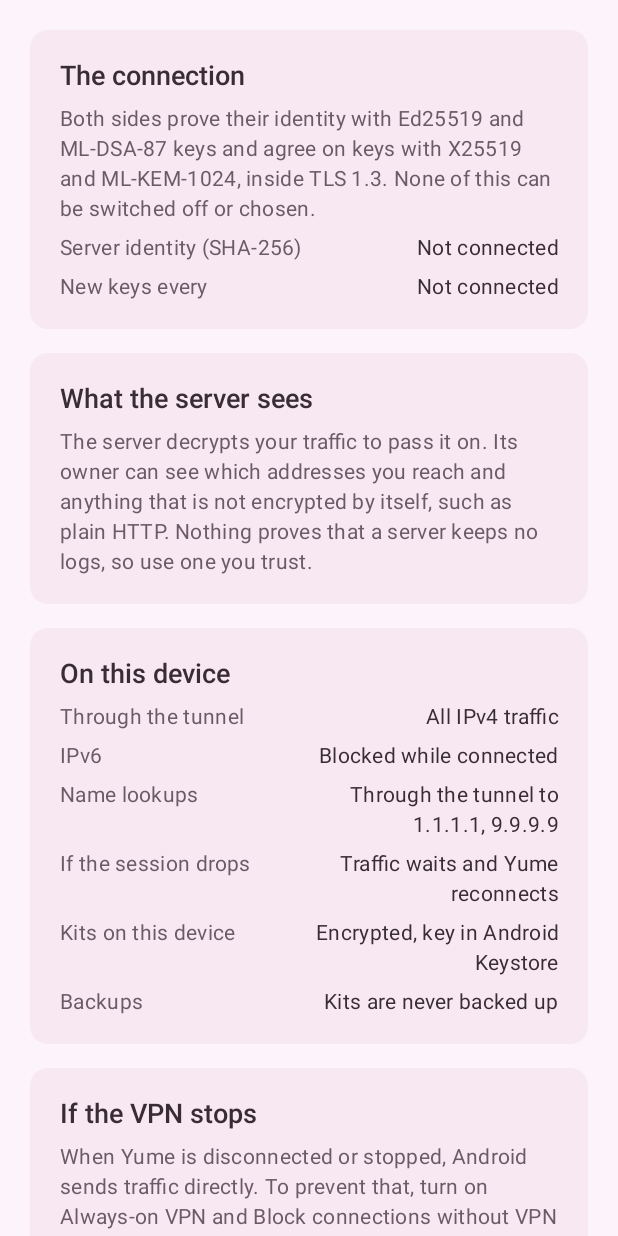
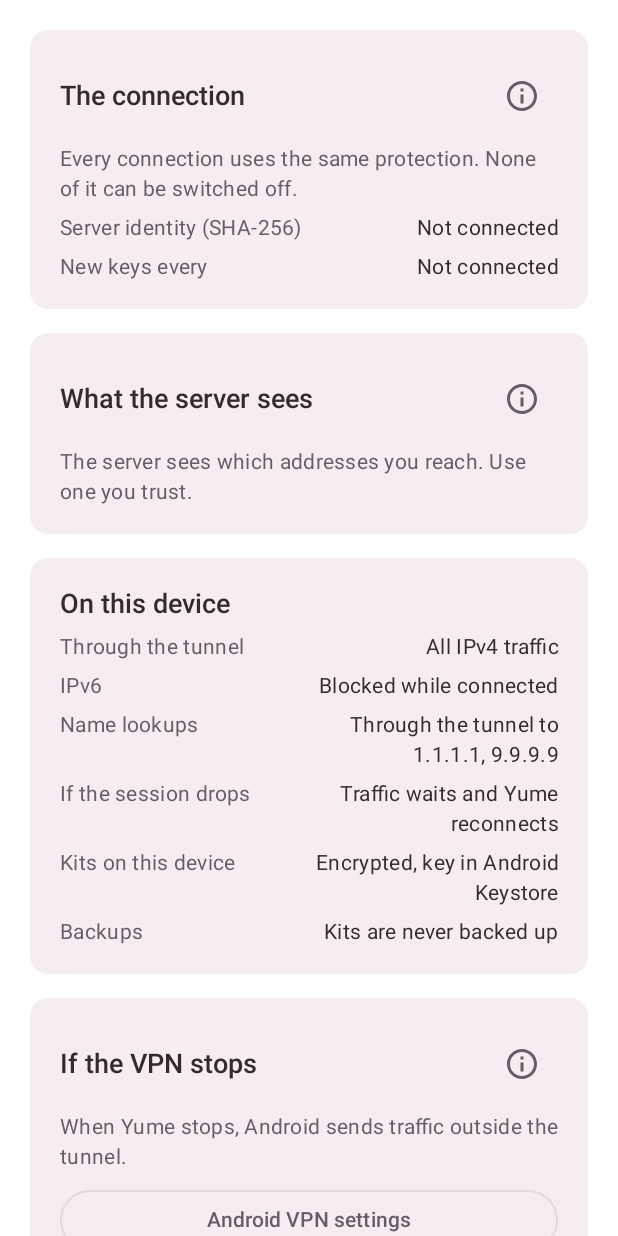
Before and after one commit to FixCraft-Inc/yume4a, an Android app built with Jetpack Compose: the composable PostureScreen shown on its own in the app's theme, on a phone screen of 412 x 824 dp. Run offline under Robolectric (Android 15) with nearby library versions, the phone set to English and light mode, and no system bars; pictures from the network do not load; 9 statements that could not run were skipped.

Commit message:
Lighten the app and move explanations behind info
Light mode is white with faintly tinted cards and a softer rose accent,
and the launcher is the original pale mark on white again. Cards keep at
most one short visible line, and the full explanation opens from an
info button beside the title: Posture, Kits, Logs and the tuning card,
whose slider notes and measurement conditions moved there. What the
server sees and what happens when Yume stops stay visible as one line
each, as does the limit of the measured speeds. Generated from YUME's
shared catalog at ddb47f3.

Validation:
Remote unit 61/61 and agent-unit 67/67 tests passed. Agent APKs built
for arm64 and x86_64. Emulator captures in English and in Ukrainian at
twice the font size, with an info sheet opened.

```diff
--- a/app/src/main/java/com/fixcraft/yume/i18n/AppStrings.kt
+++ b/app/src/main/java/com/fixcraft/yume/i18n/AppStrings.kt
@@ -221,6 +221,10 @@ class AppStrings private constructor(
     val notConnectedValue = t(MessageId.NOT_CONNECTED)
     val postureServerTitle = t(MessageId.WHAT_THE_SERVER_SEES)
     val postureServerDetail = t(MessageId.POSTURE_SERVER_DETAIL)
+    val postureConnectionSummary = t(MessageId.POSTURE_CONNECTION_SUMMARY)
+    val postureServerSummary = t(MessageId.POSTURE_SERVER_SUMMARY)
+    val postureStopSummary = t(MessageId.POSTURE_STOP_SUMMARY)
+    private val moreAboutTemplate = t(MessageId.INFO_MORE_ABOUT)
     val postureDeviceTitle = t(MessageId.ON_THIS_DEVICE)
     val routesLabel = t(MessageId.THROUGH_THE_TUNNEL)
     val routesAllIpv4 = t(MessageId.ALL_IPV4_TRAFFIC)
@@ -465,6 +469,7 @@ class AppStrings private constructor(
     fun kitAdded(name: String): String = fill(kitAddedTemplate, name)
 
     fun nameLookups(servers: String): String = fill(nameLookupsTemplate, servers)
+    fun moreAbout(title: String): String = fill(moreAboutTemplate, title)
 
     fun phaseName(phase: VpnPhase): String = when (phase) {
         VpnPhase.Idle -> phaseIdle
--- a/app/src/main/java/com/fixcraft/yume/i18n/TranslationCatalog.kt
+++ b/app/src/main/java/com/fixcraft/yume/i18n/TranslationCatalog.kt
@@ -549,6 +549,10 @@ internal object TranslationCatalog {
         "Five measured throughput positions: stealth, stealth-16, balanced, fast, max. Conditions differ: fast and max improve on balanced only with raised host TCP ceilings. These are choices, not a universal speed score." to "tuning.level.speed",
         "Data per directional key epoch: 4 for 1 MiB, 3 for 4 MiB, 2 for 16 MiB, 1 for 64 MiB. Algorithms and mandatory rotation do not change." to "tuning.level.security",
         "Window, credit-return and idle-rotation settings only: 4 keeps the default 4 MiB budget, two credit returns and idle rotation off. Lower levels enlarge windows or add credit records, and fast and max add idle rekey exchanges. No classifier result is implied; changing the epoch also changes rekey frequency." to "tuning.level.stealth",
+        "More about %s" to "info.more.about",
+        "Every connection uses the same protection. None of it can be switched off." to "posture.connection.summary",
+        "The server sees which addresses you reach. Use one you trust." to "posture.server.summary",
+        "When Yume stops, Android sends traffic outside the tunnel." to "posture.stop.summary",
     )
     val idToSource: Map<String, String> = linkedMapOf(
         "nav.back" to "Back",
@@ -1096,6 +1100,10 @@ internal object TranslationCatalog {
         "tuning.level.speed" to "Five measured throughput positions: stealth, stealth-16, balanced, fast, max. Conditions differ: fast and max improve on balanced only with raised host TCP ceilings. These are choices, not a universal speed score.",
         "tuning.level.security" to "Data per directional key epoch: 4 for 1 MiB, 3 for 4 MiB, 2 for 16 MiB, 1 for 64 MiB. Algorithms and mandatory rotation do not change.",
         "tuning.level.stealth" to "Window, credit-return and idle-rotation settings only: 4 keeps the default 4 MiB budget, two credit returns and idle rotation off. Lower levels enlarge windows or add credit records, and fast and max add idle rekey exchanges. No classifier result is implied; changing the epoch also changes rekey frequency.",
+        "info.more.about" to "More about %s",
+        "posture.connection.summary" to "Every connection uses the same protection. None of it can be switched off.",
+        "posture.server.summary" to "The server sees which addresses you reach. Use one you trust.",
+        "posture.stop.summary" to "When Yume stops, Android sends traffic outside the tunnel.",
     )
 }
 
@@ -1646,4 +1654,8 @@ enum class MessageId(val id: String, val source: String) {
     TUNING_LEVEL_SPEED("tuning.level.speed", "Five measured throughput positions: stealth, stealth-16, balanced, fast, max. Conditions differ: fast and max improve on balanced only with raised host TCP ceilings. These are choices, not a universal speed score."),
     TUNING_LEVEL_SECURITY("tuning.level.security", "Data per directional key epoch: 4 for 1 MiB, 3 for 4 MiB, 2 for 16 MiB, 1 for 64 MiB. Algorithms and mandatory rotation do not change."),
     TUNING_LEVEL_STEALTH("tuning.level.stealth", "Window, credit-return and idle-rotation settings only: 4 keeps the default 4 MiB budget, two credit returns and idle rotation off. Lower levels enlarge windows or add credit records, and fast and max add idle rekey exchanges. No classifier result is implied; changing the epoch also changes rekey frequency."),
+    INFO_MORE_ABOUT("info.more.about", "More about %s"),
+    POSTURE_CONNECTION_SUMMARY("posture.connection.summary", "Every connection uses the same protection. None of it can be switched off."),
+    POSTURE_SERVER_SUMMARY("posture.server.summary", "The server sees which addresses you reach. Use one you trust."),
+    POSTURE_STOP_SUMMARY("posture.stop.summary", "When Yume stops, Android sends traffic outside the tunnel."),
 }
--- a/app/src/main/java/com/fixcraft/yume/i18n/translations/LanguageJa.kt
+++ b/app/src/main/java/com/fixcraft/yume/i18n/translations/LanguageJa.kt
@@ -551,5 +551,9 @@ internal object LanguageJa : LanguageBundle {
         "tuning.level.speed" to "スループットを測定した 5 つの位置です：stealth、stealth-16、balanced、fast、max。条件は同じではありません。fast と max が balanced を上回るのは、ホスト TCP 上限を引き上げた場合だけです。これは選択肢であり、汎用的な速度評価ではありません。",
         "tuning.level.security" to "方向ごとの鍵エポックあたりのデータ量：4 は 1 MiB、3 は 4 MiB、2 は 16 MiB、1 は 64 MiB。アルゴリズムと必須ローテーションは変わりません。",
         "tuning.level.stealth" to "ウィンドウ、クレジット返却、アイドル時のローテーションの設定だけを表します。4 は既定の 4 MiB の上限、2 回のクレジット返却、アイドル時のローテーション無効を維持します。低いレベルではウィンドウが大きくなるかクレジットのレコードが増え、fast と max ではアイドル時の鍵更新のやり取りが加わります。分類器の結果を示すものではありません。エポックを変えると鍵更新の頻度も変わります。",
+        "info.more.about" to "%sの詳細",
+        "posture.connection.summary" to "すべての接続に同じ保護がかかります。どれも無効にはできません。",
+        "posture.server.summary" to "サーバーはあなたの接続先アドレスを見ることができます。信頼できるサーバーを使ってください。",
+        "posture.stop.summary" to "Yume が停止すると、Android は通信をトンネルの外へ送ります。",
     )
 }
--- a/app/src/main/java/com/fixcraft/yume/i18n/translations/LanguageRu.kt
+++ b/app/src/main/java/com/fixcraft/yume/i18n/translations/LanguageRu.kt
@@ -551,5 +551,9 @@ internal object LanguageRu : LanguageBundle {
         "tuning.level.speed" to "Пять измеренных позиций по пропускной способности: stealth, stealth-16, balanced, fast, max. Условия различаются: fast и max превосходят balanced только при повышенных пределах TCP хоста. Это варианты выбора, а не универсальная оценка скорости.",
         "tuning.level.security" to "Данные на эпоху ключа в каждом направлении: 4 — 1 МиБ, 3 — 4 МиБ, 2 — 16 МиБ, 1 — 64 МиБ. Алгоритмы и обязательная смена ключей не меняются.",
         "tuning.level.stealth" to "Только настройки окон, возвратов кредитов и смены ключей в простое: 4 сохраняет стандартный предел 4 МиБ, два возврата кредитов и выключенную смену ключей в простое. Более низкие уровни увеличивают окна или добавляют записи кредитов, а fast и max добавляют обмены для смены ключей в простое. Результат классификатора не подразумевается; изменение эпохи также меняет частоту смены ключей.",
+        "info.more.about" to "Подробнее: %s",
+        "posture.connection.summary" to "Каждое подключение защищено одинаково. Ничего из этого нельзя отключить.",
+        "posture.server.summary" to "Сервер видит, к каким адресам вы обращаетесь. Используйте сервер, которому доверяете.",
+        "posture.stop.summary" to "Когда Yume остановлен, Android отправляет трафик мимо туннеля.",
     )
 }
--- a/app/src/main/java/com/fixcraft/yume/i18n/translations/LanguageUk.kt
+++ b/app/src/main/java/com/fixcraft/yume/i18n/translations/LanguageUk.kt
@@ -551,5 +551,9 @@ internal object LanguageUk : LanguageBundle {
         "tuning.level.speed" to "Пʼять виміряних позицій за пропускною здатністю: stealth, stealth-16, balanced, fast, max. Умови різняться: fast і max перевершують balanced лише з підвищеними межами TCP хоста. Це варіанти вибору, а не універсальна оцінка швидкості.",
         "tuning.level.security" to "Дані на епоху ключа в кожному напрямку: 4 — 1 МіБ, 3 — 4 МіБ, 2 — 16 МіБ, 1 — 64 МіБ. Алгоритми й обовʼязкова зміна ключів не змінюються.",
         "tuning.level.stealth" to "Лише налаштування вікон, повернень кредитів і зміни ключів під час простою: 4 зберігає типову межу 4 МіБ, два повернення кредитів і вимкнену зміну ключів під час простою. Нижчі рівні збільшують вікна або додають записи кредитів, а fast і max додають обміни для зміни ключів під час простою. Результат класифікатора не мається на увазі; зміна епохи також змінює частоту зміни ключів.",
+        "info.more.about" to "Докладніше: %s",
+        "posture.connection.summary" to "Кожне зʼєднання захищене однаково. Нічого з цього не можна вимкнути.",
+        "posture.server.summary" to "Сервер бачить, до яких адрес ви звертаєтеся. Користуйтеся сервером, якому довіряєте.",
+        "posture.stop.summary" to "Коли Yume зупинено, Android надсилає трафік повз тунель.",
     )
 }
--- a/app/src/main/java/com/fixcraft/yume/ui/Widgets.kt
+++ b/app/src/main/java/com/fixcraft/yume/ui/Widgets.kt
@@ -2,24 +2,36 @@ package com.fixcraft.yume.ui
 
 import android.icu.text.BreakIterator
 import androidx.compose.foundation.layout.Arrangement
+import androidx.compose.foundation.layout.Box
 import androidx.compose.foundation.layout.BoxWithConstraints
 import androidx.compose.foundation.layout.Column
 import androidx.compose.foundation.layout.Row
 import androidx.compose.foundation.layout.fillMaxWidth
 import androidx.compose.foundation.layout.padding
+import androidx.compose.foundation.rememberScrollState
 import androidx.compose.foundation.shape.RoundedCornerShape
+import androidx.compose.foundation.verticalScroll
+import androidx.compose.material3.AlertDialog
 import androidx.compose.material3.Card
 import androidx.compose.material3.CardDefaults
+import androidx.compose.material3.Icon
+import androidx.compose.material3.IconButton
 import androidx.compose.material3.MaterialTheme
 import androidx.compose.material3.Surface
 import androidx.compose.material3.Text
+import androidx.compose.material3.TextButton
 import androidx.compose.runtime.Composable
+import androidx.compose.runtime.getValue
+import androidx.compose.runtime.mutableStateOf
 import androidx.compose.runtime.remember
+import androidx.compose.runtime.saveable.rememberSaveable
+import androidx.compose.runtime.setValue
 import androidx.compose.ui.Alignment
 import androidx.compose.ui.Modifier
 import androidx.compose.ui.graphics.Color
 import androidx.compose.ui.platform.LocalConfiguration
 import androidx.compose.ui.platform.LocalDensity
+import androidx.compose.ui.res.painterResource
 import androidx.compose.ui.text.TextLayoutResult
 import androidx.compose.ui.text.TextStyle
 import androidx.compose.ui.text.font.FontFamily
@@ -28,15 +40,23 @@ import androidx.compose.ui.text.rememberTextMeasurer
 import androidx.compose.ui.text.style.TextAlign
 import androidx.compose.ui.unit.Constraints
 import androidx.compose.ui.unit.dp
+import com.fixcraft.yume.R
+import com.fixcraft.yume.i18n.appStrings
 import com.fixcraft.yume.ui.theme.statusPalette
 import com.fixcraft.yume.vpn.VpnPhase
 import java.util.Locale
 import kotlin.math.ceil
 
+/**
+ * A card with a title, at most one short visible line in [detail], and its
+ * content. A longer explanation goes in [info], behind a button beside the
+ * title, so a screen reads as values rather than paragraphs.
+ */
 @Composable
 internal fun SectionCard(
     title: String,
     detail: String? = null,
+    info: String? = null,
     content: @Composable () -> Unit = {},
 ) {
     Card(
@@ -47,11 +67,13 @@ internal fun SectionCard(
             modifier = Modifier.padding(20.dp),
             verticalArrangement = Arrangement.spacedBy(10.dp),
         ) {
-            Text(
-                text = title,
-                style = MaterialTheme.typography.titleMedium,
-                fontWeight = FontWeight.SemiBold,
-            )
+            CardTitle(title = title, info = info) {
+                Text(
+                    text = title,
+                    style = MaterialTheme.typography.titleMedium,
+                    fontWeight = FontWeight.SemiBold,
+                )
+            }
             if (!detail.isNullOrBlank()) {
                 Text(
                     text = detail,
@@ -61,6 +83,49 @@ internal fun SectionCard(
             }
             content()
         }
+    }
+}
+
+/** A card's title, with the info button at its end when there is an explanation. */
+@Composable
+internal fun CardTitle(title: String, info: String?, text: @Composable () -> Unit) {
+    if (info.isNullOrBlank()) {
+        text()
+        return
+    }
+    Row(verticalAlignment = Alignment.CenterVertically) {
+        Box(modifier = Modifier.weight(1f)) { text() }
+        InfoButton(title = title, text = info)
+    }
+}
+
+/** A button that shows [text] in a dialog titled [title]. */
+@Composable
+internal fun InfoButton(title: String, text: String) {
+    val strings = appStrings()
+    var open by rememberSaveable { mutableStateOf(false) }
+    IconButton(onClick = { open = true }) {
+        Icon(
+            painter = painterResource(R.drawable.ic_info_action),
+            contentDescription = strings.moreAbout(title),
+            tint = MaterialTheme.colorScheme.onSurfaceVariant,
+        )
+    }
+    if (open) {
+        AlertDialog(
+            onDismissRequest = { open = false },
+            modifier = Modifier.appDialogWidth(),
+            title = { Text(title) },
+            text = {
+                Text(
+                    text = text,
+                    modifier = Modifier.verticalScroll(rememberScrollState()),
+                    style = MaterialTheme.typography.bodyMedium,
+                )
+            },
+            confirmButton = { TextButton(onClick = { open = false }) { Text(strings.close) } },
+            properties = appDialogProperties,
+        )
     }
 }
 
--- a/app/src/main/java/com/fixcraft/yume/ui/kits/KitsScreen.kt
+++ b/app/src/main/java/com/fixcraft/yume/ui/kits/KitsScreen.kt
@@ -106,7 +106,7 @@ fun KitsScreen(
             }
         }
         item {
-            SectionCard(title = strings.kitsTitle, detail = strings.kitsSubtitle) {
+            SectionCard(title = strings.kitsTitle, info = strings.kitsSubtitle) {
                 Button(
                     onClick = { adding = true },
                     enabled = !uiState.kitIndexCorrupt,
--- a/app/src/main/java/com/fixcraft/yume/ui/logs/LogsScreen.kt
+++ b/app/src/main/java/com/fixcraft/yume/ui/logs/LogsScreen.kt
@@ -64,7 +64,7 @@ fun LogsScreen(
         verticalArrangement = Arrangement.spacedBy(6.dp),
     ) {
         item {
-            SectionCard(title = strings.sessionLogTitle, detail = strings.sessionLogSubtitle) {
+            SectionCard(title = strings.sessionLogTitle, info = strings.sessionLogSubtitle) {
                 // Side by side at ordinary text sizes. Large text stacks the
                 // buttons, since half a row would break their words.
                 val stacked = LocalDensity.current.fontScale >= 1.5f
--- a/app/src/main/java/com/fixcraft/yume/ui/posture/PostureScreen.kt
+++ b/app/src/main/java/com/fixcraft/yume/ui/posture/PostureScreen.kt
@@ -50,7 +50,11 @@ fun PostureScreen(uiState: MainUiState) {
         verticalArrangement = Arrangement.spacedBy(16.dp),
     ) {
         item {
-            SectionCard(title = strings.postureConnectionTitle, detail = strings.postureConnectionDetail) {
+            SectionCard(
+                title = strings.postureConnectionTitle,
+                detail = strings.postureConnectionSummary,
+                info = strings.postureConnectionDetail,
+            ) {
                 if (build != null) {
                     FactRow(strings.protocolLabel, build.protocolName)
                     FactRow(strings.suiteLabel, build.suite, monospace = true)
@@ -70,7 +74,11 @@ fun PostureScreen(uiState: MainUiState) {
             }
         }
         item {
-            SectionCard(title = strings.postureServerTitle, detail = strings.postureServerDetail)
+            SectionCard(
+                title = strings.postureServerTitle,
+                detail = strings.postureServerSummary,
+                info = strings.postureServerDetail,
+            )
         }
         item {
             SectionCard(title = strings.postureDeviceTitle) {
@@ -86,7 +94,11 @@ fun PostureScreen(uiState: MainUiState) {
             }
         }
         item {
-            SectionCard(title = strings.postureStopTitle, detail = strings.postureStopDetail) {
+            SectionCard(
+                title = strings.postureStopTitle,
+                detail = strings.postureStopSummary,
+                info = strings.postureStopDetail,
+            ) {
                 OutlinedButton(
                     onClick = {
                         runCatching { context.startActivity(Intent(Settings.ACTION_VPN_SETTINGS)) }
--- /dev/null
+++ b/app/src/main/res/drawable/ic_info_action.xml
@@ -0,0 +1,11 @@
+<?xml version="1.0" encoding="utf-8"?>
+<!-- An outlined circle with an "i", for a card's info button. -->
+<vector xmlns:android="http://schemas.android.com/apk/res/android"
+    android:width="24dp"
+    android:height="24dp"
+    android:viewportWidth="24"
+    android:viewportHeight="24">
+    <path
+        android:fillColor="#FF000000"
+        android:pathData="M11,17h2v-6h-2v6zM12,2C6.48,2 2,6.48 2,12s4.48,10 10,10 10,-4.48 10,-10S17.52,2 12,2zM12,20c-4.41,0 -8,-3.59 -8,-8s3.59,-8 8,-8 8,3.59 8,8 -3.59,8 -8,8zM11,9h2V7h-2v2z" />
+</vector>
--- a/app/src/main/res/drawable/ic_launcher_foreground.xml
+++ b/app/src/main/res/drawable/ic_launcher_foreground.xml
@@ -18,8 +18,8 @@
             android:endX="125.82"
             android:endY="22.04"
             android:type="linear">
-          <item android:offset="0" android:color="#FFFFC3F1"/>
-          <item android:offset="1" android:color="#FFE18FCA"/>
+          <item android:offset="0" android:color="#DCFFC3F1"/>
+          <item android:offset="1" android:color="#DBE18FCA"/>
         </gradient>
       </aapt:attr>
     </path>
--- a/app/src/main/res/values/ic_launcher_background.xml
+++ b/app/src/main/res/values/ic_launcher_background.xml
@@ -1,6 +1,5 @@
 <?xml version="1.0" encoding="utf-8"?>
 <resources>
-    <!-- Deep plum, OKLCH 30% 0.07 337, under the pale mark: the dark-ground
-         variant of the YUME mark, as on the desktop and website in dark mode. -->
-    <color name="ic_launcher_background">#431E3A</color>
+    <!-- White under the pale mark, as the original icon was. -->
+    <color name="ic_launcher_background">#FFFFFF</color>
 </resources>
```
Also changed, not shown: app/src/main/java/com/fixcraft/yume/ui/settings/SettingsScreen.kt (+33 -20 lines), app/src/main/java/com/fixcraft/yume/ui/theme/Color.kt (+22 -21 lines), app/src/main/java/com/fixcraft/yume/ui/theme/Theme.kt (+4 -4 lines).
